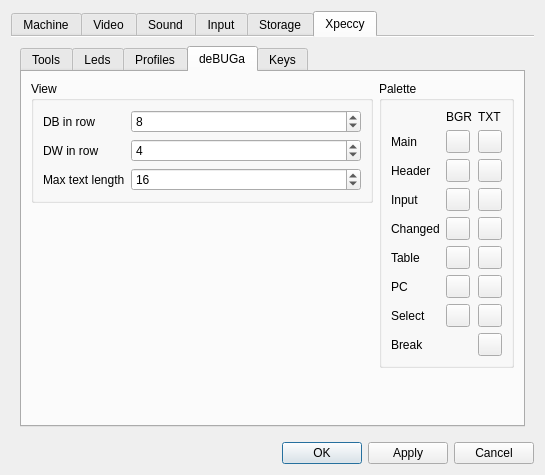
Before: the Qt Designer form ui/setupwin.ui in samstyle/Xpeccy, drawn with Qt 5.
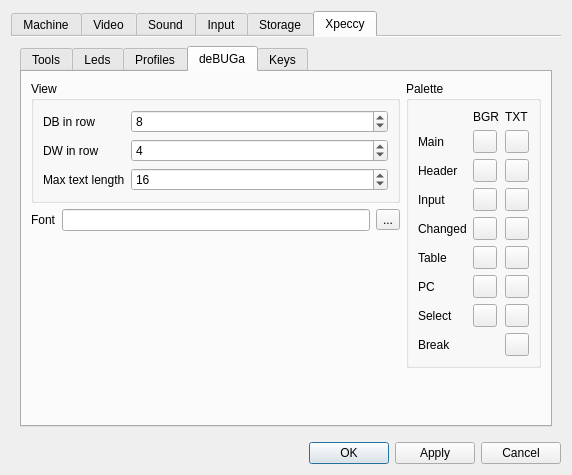
After: the same form once the commit is applied. The open tabs and pages were chosen to show the change. Icons and pictures are not drawn. Custom widgets are drawn as their Qt base class.

Commit message: build 20210619 + Choose font for deBUGa (Options->Xpeccy->deBUGa). Use monotype fonts for better view

The edit to the form file:
```diff
--- a/ui/setupwin.ui
+++ b/ui/setupwin.ui
@@ -6,7 +6,7 @@
    <rect>
     <x>0</x>
     <y>0</y>
-    <width>545</width>
+    <width>572</width>
     <height>475</height>
    </rect>
   </property>
@@ -3426,6 +3426,35 @@
                  </layout>
                 </widget>
                </item>
+               <item>
+                <layout class="QHBoxLayout" name="horizontalLayout_38">
+                 <item>
+                  <widget class="QLabel" name="label_64">
+                   <property name="text">
+                    <string>Font</string>
+                   </property>
+                  </widget>
+                 </item>
+                 <item>
+                  <widget class="QLineEdit" name="leDbgFont">
+                   <property name="readOnly">
+                    <bool>true</bool>
+                   </property>
+                  </widget>
+                 </item>
+                 <item>
+                  <widget class="QToolButton" name="tbDbgFont">
+                   <property name="text">
+                    <string>...</string>
+                   </property>
+                   <property name="icon">
+                    <iconset resource="../xpeccy.qrc">
+                     <normaloff>:/images/font.png</normaloff>:/images/font.png</iconset>
+                   </property>
+                  </widget>
+                 </item>
+                </layout>
+               </item>
                <item>
                 <spacer name="verticalSpacer_2">
                  <property name="orientation">
```
The commit also changes 12 other files.
